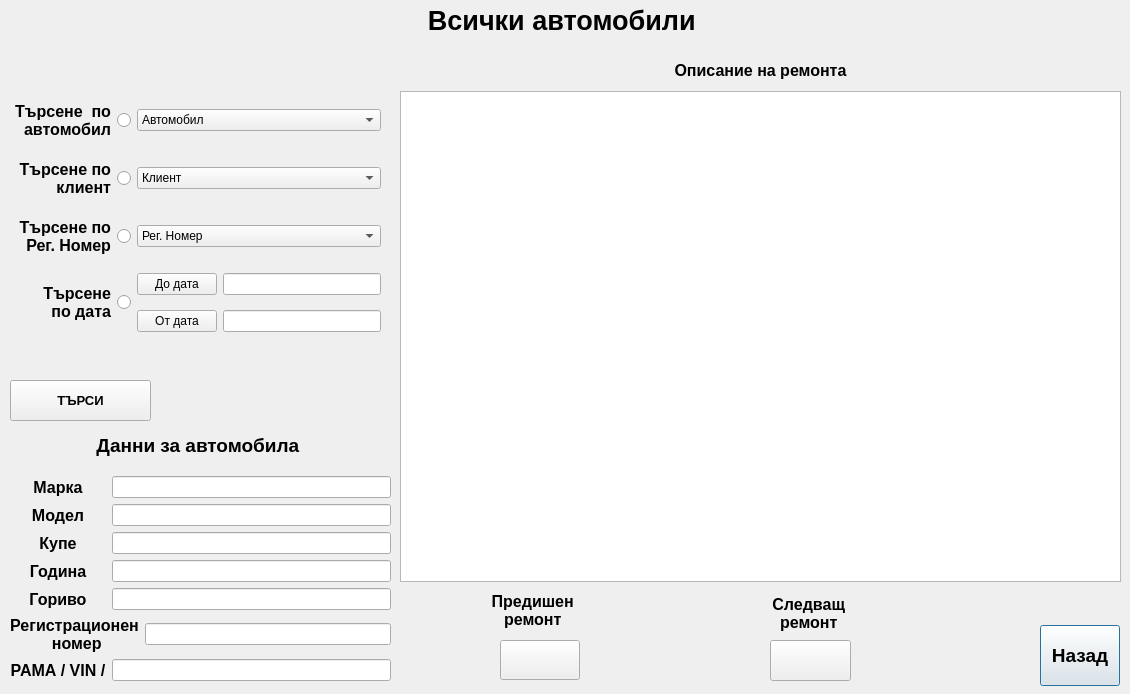
Qt form showallcars.ui (JohnnyBrawo/CarServ) before a commit.
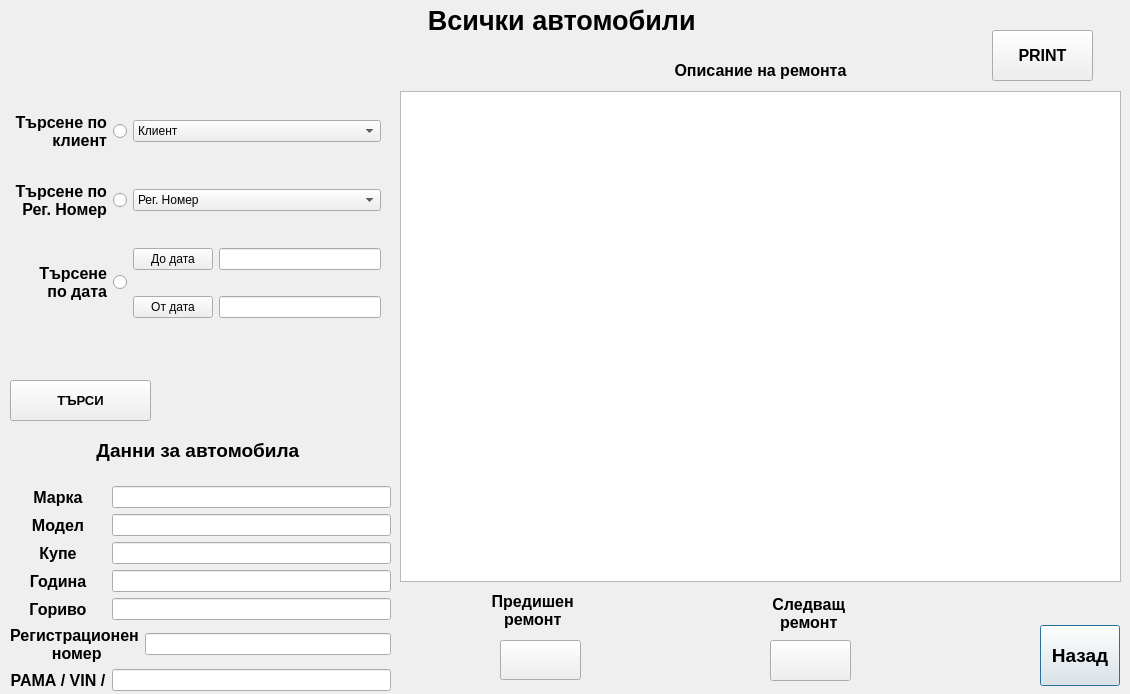
The same form after that commit. Icons and pictures are not drawn.

The edit to the form file:
```diff
--- a/showallcars.ui
+++ b/showallcars.ui
@@ -78,7 +78,7 @@
     <rect>
      <x>500</x>
      <y>640</y>
-     <width>80</width>
+     <width>81</width>
      <height>40</height>
     </rect>
    </property>
@@ -88,6 +88,21 @@
    <property name="text">
     <string/>
    </property>
+   <property name="icon">
+    <iconset resource="Images/images.qrc">
+     <normaloff>:/images/PrevRepair_Active.png</normaloff>
+     <normalon>:/images/PrevRepair_Active.png</normalon>
+     <disabledoff>:/images/PrevRepair_Inactive.jpeg</disabledoff>
+     <disabledon>:/images/PrevRepair_Inactive.jpeg</disabledon>
+     <activeoff>:/images/PrevRepair_Active.png</activeoff>
+     <activeon>:/images/PrevRepair_Active.png</activeon>:/images/PrevRepair_Active.png</iconset>
+   </property>
+   <property name="iconSize">
+    <size>
+     <width>80</width>
+     <height>80</height>
+    </size>
+   </property>
   </widget>
   <widget class="QWidget" name="layoutWidget">
    <property name="geometry">
@@ -95,7 +110,7 @@
      <x>10</x>
      <y>420</y>
      <width>381</width>
-     <height>261</height>
+     <height>271</height>
     </rect>
    </property>
    <layout class="QGridLayout" name="AutoData">
@@ -360,25 +375,14 @@
     </rect>
    </property>
    <layout class="QGridLayout" name="SearchOptions">
+    <item row="2" column="2">
+     <widget class="QPushButton" name="Button_ToDate">
+      <property name="text">
+       <string>До дата</string>
+      </property>
+     </widget>
+    </item>
     <item row="0" column="0">
-     <widget class="QRadioButton" name="RButton_SearchAutos">
-      <property name="font">
-       <font>
-        <pointsize>12</pointsize>
-        <weight>75</weight>
-        <bold>true</bold>
-       </font>
-      </property>
-      <property name="layoutDirection">
-       <enum>Qt::RightToLeft</enum>
-      </property>
-      <property name="text">
-       <string>Търсене  по 
- автомобил</string>
-      </property>
-     </widget>
-    </item>
-    <item row="1" column="0">
      <widget class="QRadioButton" name="RButton_SearchClients">
       <property name="font">
        <font>
@@ -396,21 +400,7 @@
       </property>
      </widget>
     </item>
-    <item row="4" column="2">
-     <widget class="QPushButton" name="Button_FromDate">
-      <property name="text">
-       <string>От дата</string>
-      </property>
-     </widget>
-    </item>
-    <item row="3" column="2">
-     <widget class="QPushButton" name="Button_ToDate">
-      <property name="text">
-       <string>До дата</string>
-      </property>
-     </widget>
-    </item>
-    <item row="2" column="0">
+    <item row="1" column="0">
      <widget class="QRadioButton" name="RButton_SearchRegNumbers">
       <property name="font">
        <font>
@@ -428,40 +418,7 @@
       </property>
      </widget>
     </item>
-    <item row="3" column="3">
-     <widget class="QLineEdit" name="LText_SearchTOdate"/>
-    </item>
-    <item row="4" column="3">
-     <widget class="QLineEdit" name="LText_SearchFROMdate"/>
-    </item>
-    <item row="3" column="0" rowspan="2">
-     <widget class="QRadioButton" name="RButton_SearchDate">
-      <property name="font">
-       <font>
-        <pointsize>12</pointsize>
-        <weight>75</weight>
-        <bold>true</bold>
-       </font>
-      </property>
-      <property name="layoutDirection">
-       <enum>Qt::RightToLeft</enum>
-      </property>
-      <property name="text">
-       <string>Търсене 
- по дата</string>
-      </property>
-     </widget>
-    </item>
     <item row="0" column="2" colspan="2">
-     <widget class="QComboBox" name="Combo_SearchAuto">
-      <item>
-       <property name="text">
-        <string>Автомобил</string>
-       </property>
-      </item>
-     </widget>
-    </item>
-    <item row="1" column="2" colspan="2">
      <widget class="QComboBox" name="Combo_Search_Klient">
       <item>
        <property name="text">
@@ -470,7 +427,7 @@
       </item>
      </widget>
     </item>
-    <item row="2" column="2" colspan="2">
+    <item row="1" column="2" colspan="2">
      <widget class="QComboBox" name="Combo_Search_RegNumber">
       <item>
        <property name="text">
@@ -479,6 +436,37 @@
       </item>
      </widget>
     </item>
+    <item row="2" column="3">
+     <widget class="QLineEdit" name="LText_SearchTOdate"/>
+    </item>
+    <item row="3" column="2">
+     <widget class="QPushButton" name="Button_FromDate">
+      <property name="text">
+       <string>От дата</string>
+      </property>
+     </widget>
+    </item>
+    <item row="3" column="3">
+     <widget class="QLineEdit" name="LText_SearchFROMdate"/>
+    </item>
+    <item row="2" column="0" rowspan="2">
+     <widget class="QRadioButton" name="RButton_SearchDate">
+      <property name="font">
+       <font>
+        <pointsize>12</pointsize>
+        <weight>75</weight>
+        <bold>true</bold>
+       </font>
+      </property>
+      <property name="layoutDirection">
+       <enum>Qt::RightToLeft</enum>
+      </property>
+      <property name="text">
+       <string>Търсене 
+ по дата</string>
+      </property>
+     </widget>
+    </item>
    </layout>
   </widget>
   <widget class="QListWidget" name="RepairsList">
@@ -491,6 +479,26 @@
     </rect>
    </property>
   </widget>
+  <widget class="QPushButton" name="Button_PRINT">
+   <property name="geometry">
+    <rect>
+     <x>992</x>
+     <y>30</y>
+     <width>101</width>
+     <height>51</height>
+    </rect>
+   </property>
+   <property name="font">
+    <font>
+     <pointsize>12</pointsize>
+     <weight>75</weight>
+     <bold>true</bold>
+    </font>
+   </property>
+   <property name="text">
+    <string>PRINT</string>
+   </property>
+  </widget>
  </widget>
  <resources/>
  <connections/>
```
Left out of the diff: 19 changed lines with no effect on the pictures.
